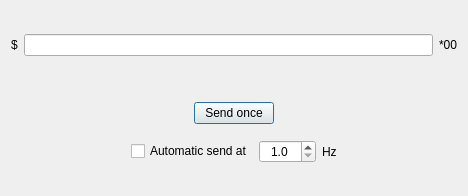
This is src/menu_bar/simu/menubar_simdata.ui in Kupofty/OpenSeaNav as Qt 5 draws it before an edit. The edited form follows.
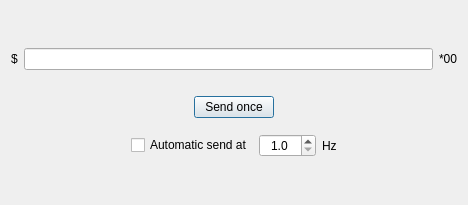
This is the edited form.

The edit to the form file:
```diff
--- a/src/menu_bar/simu/menubar_simdata.ui
+++ b/src/menu_bar/simu/menubar_simdata.ui
@@ -7,7 +7,7 @@
     <x>0</x>
     <y>0</y>
     <width>468</width>
-    <height>196</height>
+    <height>205</height>
    </rect>
   </property>
   <property name="windowTitle">
@@ -219,7 +219,7 @@
      <property name="sizeHint" stdset="0">
       <size>
        <width>20</width>
-       <height>40</height>
+       <height>20</height>
       </size>
      </property>
     </spacer>
```
